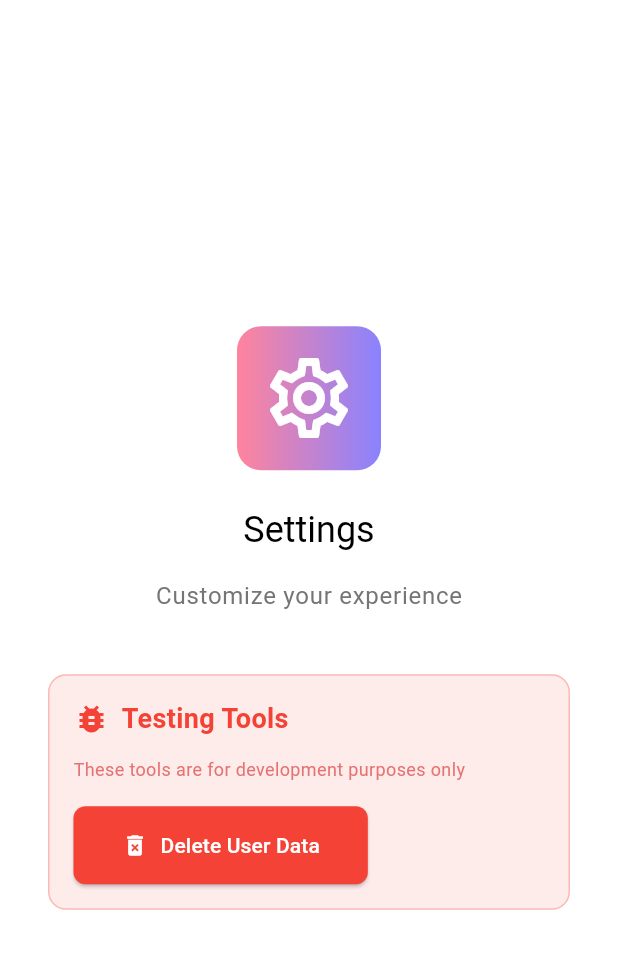
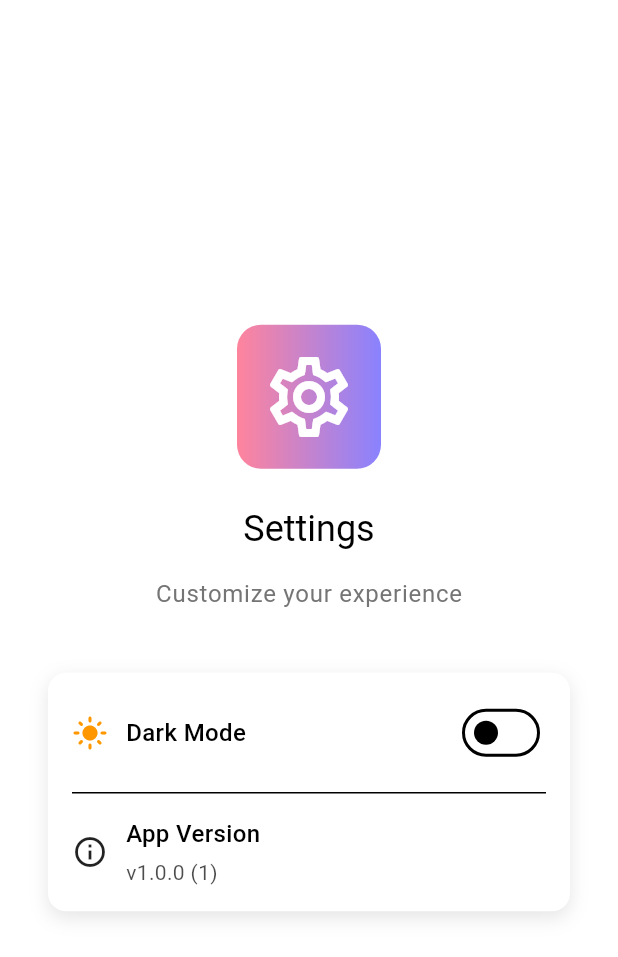
Before and after one commit to llanterme/clip_cryptic, a Flutter app: the SettingsScreen widget shown alone on an empty page, opened directly, on a phone screen of 412 x 824 dp. Shown: the top 957 px of the screen. Run offline on Flutter 3.47's test engine with Material 3 defaults, Android fonts, the phone set to English and light mode, and no system bars; our stand-ins replace auto_size_text, dio, flutter_riverpod, freezed_annotation, go_router, package_info_plus and 2 more; accounts and stored records are empty; generated files the repository leaves out were written again.

Commit message:
added dark mode flag

```diff
--- a/lib/features/settings/screens/settings_screen.dart
+++ b/lib/features/settings/screens/settings_screen.dart
@@ -2,13 +2,39 @@ import 'package:flutter/material.dart';
 import 'package:flutter_riverpod/flutter_riverpod.dart';
 import 'package:clip_cryptic/core/theme/app_theme.dart';
 import 'package:clip_cryptic/core/widgets/animated_background.dart';
-import 'package:clip_cryptic/features/user/repositories/user_repository.dart';
+import 'package:clip_cryptic/core/providers/theme_provider.dart';
+import 'package:package_info_plus/package_info_plus.dart';
 
-class SettingsScreen extends ConsumerWidget {
+class SettingsScreen extends ConsumerStatefulWidget {
   const SettingsScreen({super.key});
 
   @override
-  Widget build(BuildContext context, WidgetRef ref) {
+  ConsumerState<SettingsScreen> createState() => _SettingsScreenState();
+}
+
+class _SettingsScreenState extends ConsumerState<SettingsScreen> {
+  String _appVersion = '';
+  String _buildNumber = '';
+
+  @override
+  void initState() {
+    super.initState();
+    _getAppVersion();
+  }
+
+  Future<void> _getAppVersion() async {
+    final packageInfo = await PackageInfo.fromPlatform();
+    setState(() {
+      _appVersion = packageInfo.version;
+      _buildNumber = packageInfo.buildNumber;
+    });
+  }
+
+  @override
+  Widget build(BuildContext context) {
+    final themeMode = ref.watch(themeProvider);
+    final isDarkMode = themeMode == ThemeMode.dark;
+
     return AnimatedBackground(
       child: Center(
         child: Column(
@@ -45,96 +71,88 @@ class SettingsScreen extends ConsumerWidget {
             ),
             const SizedBox(height: 40),
 
-            // Testing section
+            // Settings options
             Container(
               width: double.infinity,
               margin: const EdgeInsets.symmetric(horizontal: 32),
               padding: const EdgeInsets.all(16),
               decoration: BoxDecoration(
-                color: Colors.red.withOpacity(0.1),
+                color: Theme.of(context).cardColor,
                 borderRadius: BorderRadius.circular(12),
-                border: Border.all(
-                  color: Colors.red.withOpacity(0.3),
-                  width: 1,
+                boxShadow: [
+                  BoxShadow(
+                    color: Colors.black.withOpacity(0.1),
+                    blurRadius: 10,
+                    offset: const Offset(0, 4),
                   ),
+                ],
               ),
               child: Column(
                 crossAxisAlignment: CrossAxisAlignment.start,
                 children: [
+                  // Theme toggle
+                  Row(
+                    mainAxisAlignment: MainAxisAlignment.spaceBetween,
+                    children: [
                       Row(
                         children: [
-                      const Icon(Icons.bug_report, color: Colors.red),
-                      const SizedBox(width: 8),
+                          Icon(
+                            isDarkMode ? Icons.dark_mode : Icons.light_mode,
+                            color: isDarkMode ? Colors.amber : Colors.orange,
+                          ),
+                          const SizedBox(width: 12),
                           Text(
-                        'Testing Tools',
+                            'Dark Mode',
                             style: TextStyle(
-                          color: Colors.red,
-                          fontWeight: FontWeight.bold,
-                          fontSize: 18,
+                              fontSize: 16,
+                              fontWeight: FontWeight.w500,
+                              color: Theme.of(context).colorScheme.onSurface,
                             ),
                           ),
                         ],
                       ),
-                  const SizedBox(height: 12),
-                  Text(
-                    'These tools are for development purposes only',
-                    style: TextStyle(
-                      color: Colors.red.shade300,
-                      fontSize: 12,
-                    ),
-                  ),
-                  const SizedBox(height: 16),
-
-                  // Delete user button
-                  ElevatedButton.icon(
-                    onPressed: () async {
-                      // Show confirmation dialog
-                      final confirm = await showDialog<bool>(
-                        context: context,
-                        builder: (context) => AlertDialog(
-                          title: const Text('Delete User Data?'),
-                          content: const Text(
-                            'This will remove your user ID from local storage. '
-                            'The app will create a new user ID the next time you start a game.\n\n'
-                            'This is for testing purposes only.',
-                          ),
-                          actions: [
-                            TextButton(
-                              onPressed: () => Navigator.pop(context, false),
-                              child: const Text('Cancel'),
-                            ),
-                            TextButton(
-                              onPressed: () => Navigator.pop(context, true),
-                              child: const Text('Delete'),
+                      Switch(
+                        value: isDarkMode,
+                        activeColor: AppTheme.primaryColor,
+                        onChanged: (value) {
+                          ref.read(themeProvider.notifier).toggleTheme();
+                        },
                       ),
                     ],
                   ),
-                      );
 
-                      // If confirmed, delete the user
-                      if (confirm == true) {
-                        await ref.read(userRepositoryProvider.notifier).deleteUser();
+                  const Divider(height: 32),
 
-                        // Show success message
-                        if (context.mounted) {
-                          ScaffoldMessenger.of(context).showSnackBar(
-                            const SnackBar(
-                              content: Text('User data deleted successfully'),
-                              backgroundColor: Colors.green,
-                            ),
-                          );
-                        }
-                      }
-                    },
-                    style: ElevatedButton.styleFrom(
-                      backgroundColor: Colors.red,
-                      foregroundColor: Colors.white,
-                      shape: RoundedRectangleBorder(
-                        borderRadius: BorderRadius.circular(8),
+                  // App version
+                  Row(
+                    children: [
+                      const Icon(Icons.info_outline),
+                      const SizedBox(width: 12),
+                      Column(
+                        crossAxisAlignment: CrossAxisAlignment.start,
+                        children: [
+                          Text(
+                            'App Version',
+                            style: TextStyle(
+                              fontSize: 16,
+                              fontWeight: FontWeight.w500,
+                              color: Theme.of(context).colorScheme.onSurface,
                             ),
                           ),
-                    icon: const Icon(Icons.delete_forever),
-                    label: const Text('Delete User Data'),
+                          const SizedBox(height: 4),
+                          Text(
+                            'v$_appVersion ($_buildNumber)',
+                            style: TextStyle(
+                              fontSize: 14,
+                              color: Theme.of(context)
+                                  .colorScheme
+                                  .onSurface
+                                  .withOpacity(0.7),
+                            ),
+                          ),
+                        ],
+                      ),
+                    ],
                   ),
                 ],
               ),
--- a/lib/main.dart
+++ b/lib/main.dart
@@ -2,6 +2,7 @@ import 'package:flutter/material.dart';
 import 'package:flutter_riverpod/flutter_riverpod.dart';
 import 'package:clip_cryptic/core/theme/app_theme.dart';
 import 'package:clip_cryptic/core/router/app_router.dart';
+import 'package:clip_cryptic/core/providers/theme_provider.dart';
 
 void main() {
   WidgetsFlutterBinding.ensureInitialized();
@@ -18,11 +19,13 @@ class ClipCrypticApp extends ConsumerWidget {
   @override
   Widget build(BuildContext context, WidgetRef ref) {
     final router = ref.watch(routerProvider);
+    final themeMode = ref.watch(themeProvider);
 
     return MaterialApp.router(
       title: 'ClipCryptic',
       theme: AppTheme.lightTheme,
       darkTheme: AppTheme.darkTheme,
+      themeMode: themeMode,
       routerConfig: router,
       debugShowCheckedModeBanner: false,
     );
--- a/pubspec.yaml
+++ b/pubspec.yaml
@@ -44,6 +44,7 @@ dependencies:
   freezed_annotation: ^2.4.1
   intl: ^0.20.2
   auto_size_text: ^3.0.0
+  package_info_plus: ^5.0.1
 
 dev_dependencies:
   flutter_test:
```
Also changed, not shown: lib/core/providers/theme_provider.dart (added, +39 -0 lines), lib/features/home/screens/home_screen.dart (+5 -5 lines), lib/core/api/api_client.g.dart, lib/features/game/controllers/game_controller.g.dart, pubspec.lock, 1 other file. Lines whose indentation alone changed are shown as unchanged.
